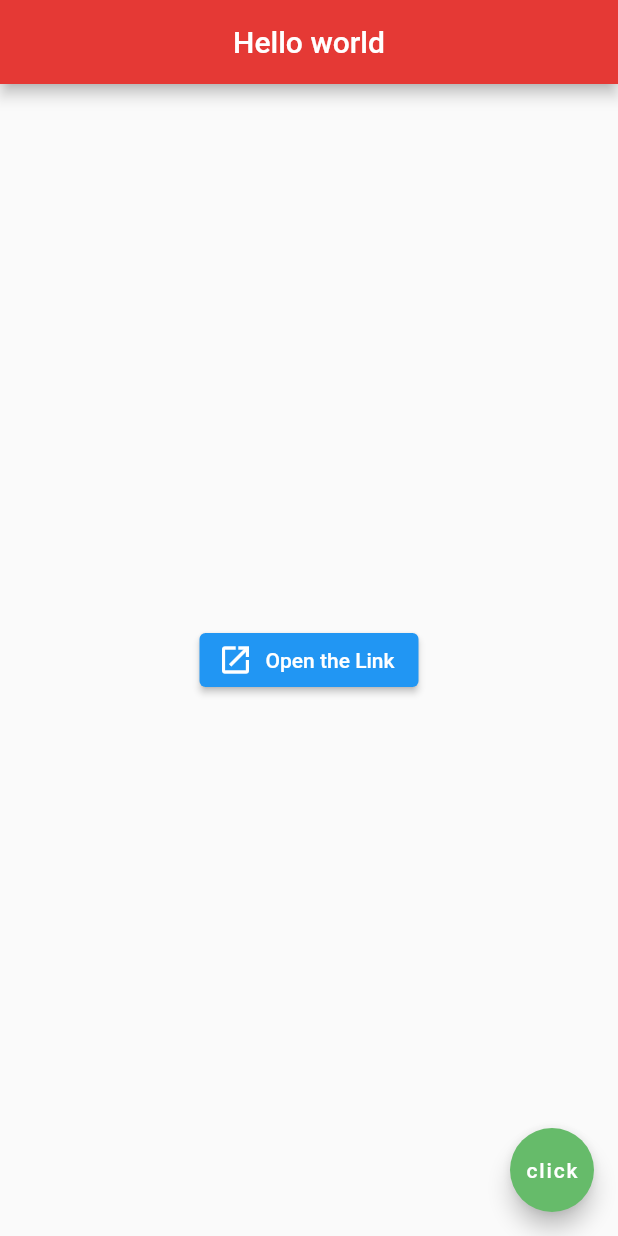
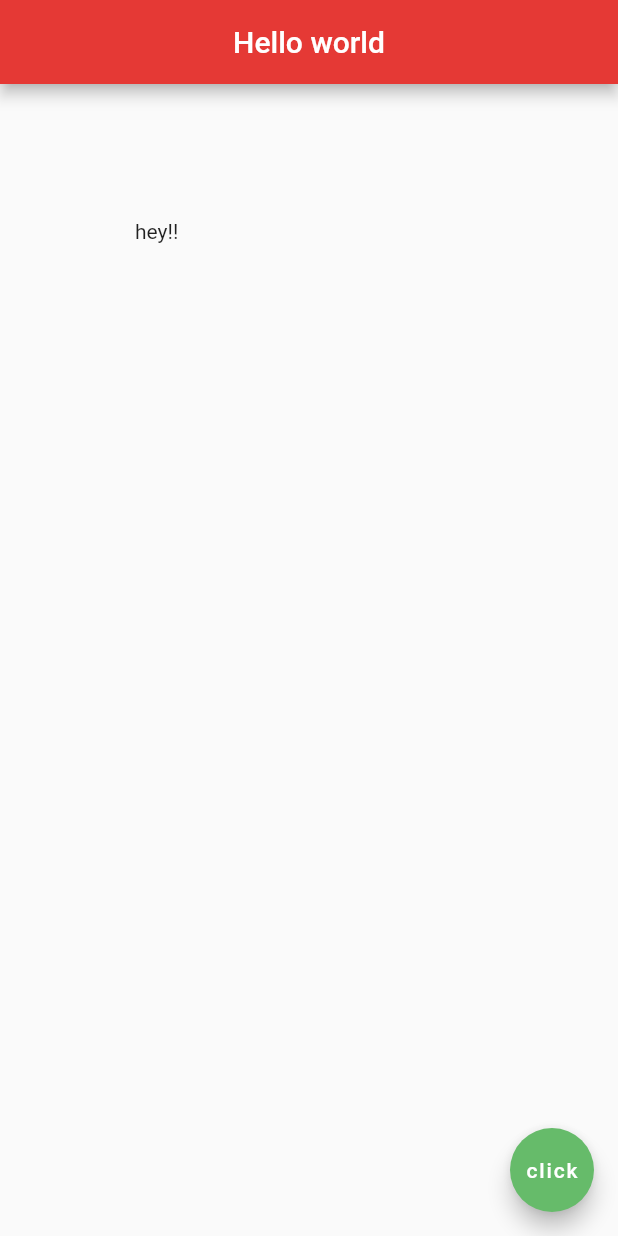
Before and after one commit to Euphoria99/Flutter-Tour, a Flutter app: the screen it shows after launch, on a phone screen of 412 x 824 dp. Run offline on Flutter 3.47's test engine with Material 2 defaults, Android fonts, the light colour scheme and no system bars.

Commit message:
Container and Padding widget

```diff
--- a/lib/main.dart
+++ b/lib/main.dart
@@ -15,36 +15,15 @@ class Home extends StatelessWidget {
         centerTitle: true,
         backgroundColor: Colors.red[600],
       ),
-      body: Center(
-        //button-1
-        // child: Icon(
-        //   Icons.airport_shuttle,
-        //   color: Colors.blue,
-        //   size: 50.0,
-        // ),
-        //button-2
-        // child: ElevatedButton(
-        //   onPressed: () {
-        //     print('button clicked');
-        //   },
-        //   child: Text('Submit'),
-        //   style: ButtonStyle(
-        //     backgroundColor: MaterialStateProperty.all<Color>(Colors.red),
-        //   ),
-        // ),
-        //button-3
-        child: ElevatedButton.icon(
-          onPressed: () {},
-          icon: Icon(Icons.open_in_new),
-          label: Text('Open the Link'),
-        ),
-        //button-4
-        // child: IconButton(
-        //   onPressed: () {},
-        //   icon: Icon(
-        //     Icons.open_in_new,
-        //   ),
-        // ),
+      // body: Container(
+      //   color: Colors.grey[400],
+      //   child: Text('hello there'),
+      //   padding: EdgeInsets.fromLTRB(10, 20, 30, 40),
+      //   margin: EdgeInsets.all(40),
+      // ),
+      body: Padding(
+        child: Text('hey!!'),
+        padding: EdgeInsets.all(90),
       ),
       floatingActionButton: FloatingActionButton(
         onPressed: () {},
```
